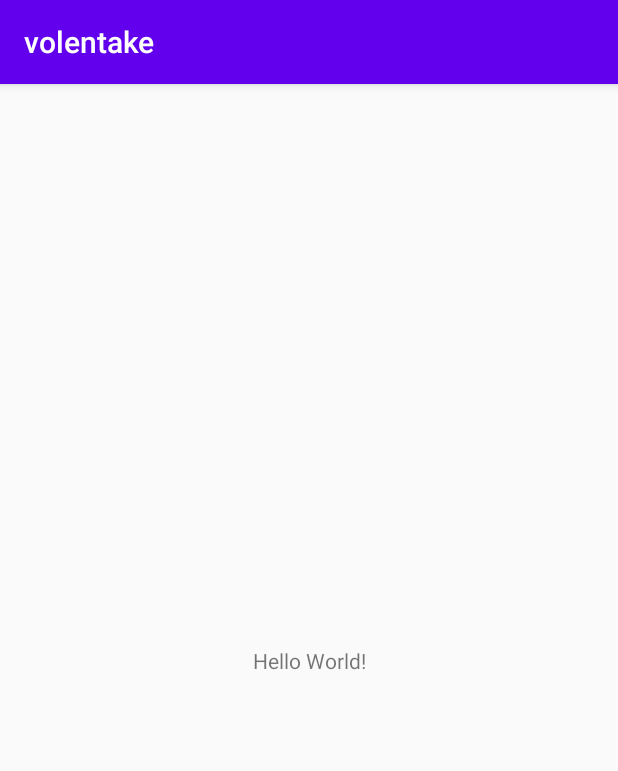
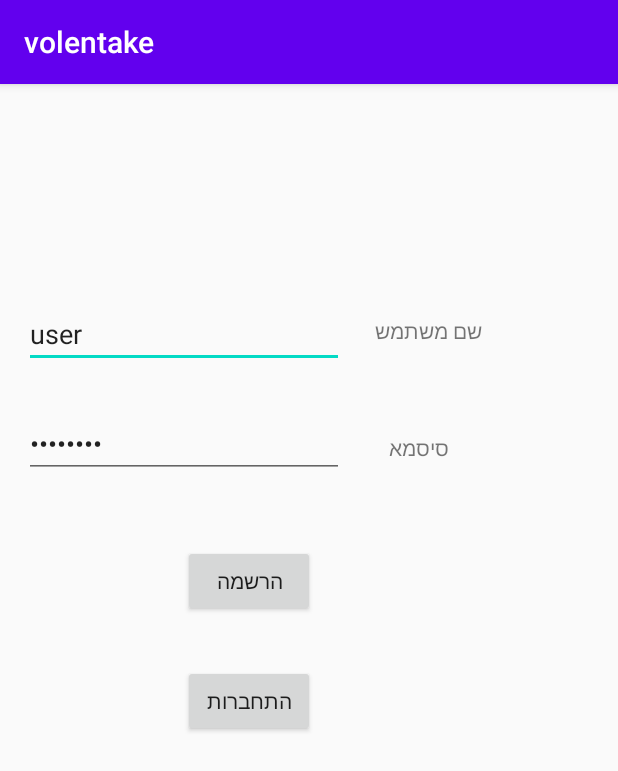
Before and after one commit to LielBerniker/volentake, an Android app: the screen it shows after launch (MainActivity), on a phone screen of 412 x 824 dp. Shown: the top 771 px of the screen. Run offline under Robolectric (Android 15) with nearby library versions, the phone set to English and light mode, and no system bars.

Commit message:
start of main page , firebase

```diff
--- a/app/src/main/AndroidManifest.xml
+++ b/app/src/main/AndroidManifest.xml
@@ -10,6 +10,9 @@
         android:supportsRtl="true"
         android:theme="@style/Theme.Volentake">
         <activity
+            android:name=".MainActivity2"
+            android:exported="false" />
+        <activity
             android:name=".MainActivity"
             android:exported="true">
             <intent-filter>
--- /dev/null
+++ b/app/src/main/java/com/example/myapplication/firebase_update.java
@@ -0,0 +1,4 @@
+package com.example.myapplication;
+
+public class firebase_update {
+}
--- a/app/src/main/java/com/example/volentake/MainActivity.java
+++ b/app/src/main/java/com/example/volentake/MainActivity.java
@@ -1,13 +1,29 @@
 package com.example.volentake;
 
+import android.content.Intent;
 import android.support.v7.app.AppCompatActivity;
 import android.os.Bundle;
+import android.view.View;
+import android.widget.EditText;
 
 public class MainActivity extends AppCompatActivity {
-
+    EditText txt_username;
+    EditText txt_pass;
     @Override
     protected void onCreate(Bundle savedInstanceState) {
         super.onCreate(savedInstanceState);
         setContentView(R.layout.activity_main);
+       txt_username =(EditText)findViewById(R.id.txtuser);
+        txt_pass =(EditText)findViewById(R.id.txtpass);
+        String user_name = txt_username.getText().toString();
+        String pass = txt_pass.getText().toString();
+    }
+
+    public void onClicklog(View view) {
+        Intent intent = new Intent(MainActivity.this,MainActivity2.class);
+        startActivity(intent);
+    }
+
+    public void onClickreg(View view) {
     }
 }
--- a/app/src/main/res/layout/activity_main.xml
+++ b/app/src/main/res/layout/activity_main.xml
@@ -7,12 +7,81 @@
     tools:context=".MainActivity">
 
     <TextView
+        android:id="@+id/textView2"
         android:layout_width="wrap_content"
         android:layout_height="wrap_content"
-        android:text="Hello World!"
+        android:text="שם משתמש"
         app:layout_constraintBottom_toBottomOf="parent"
+        app:layout_constraintHorizontal_bias="0.733"
         app:layout_constraintLeft_toLeftOf="parent"
         app:layout_constraintRight_toRightOf="parent"
-        app:layout_constraintTop_toTopOf="parent" />
+        app:layout_constraintTop_toTopOf="parent"
+        app:layout_constraintVertical_bias="0.207" />
+
+    <TextView
+        android:id="@+id/textView"
+        android:layout_width="wrap_content"
+        android:layout_height="wrap_content"
+        android:text="סיסמא"
+        app:layout_constraintBottom_toBottomOf="parent"
+        app:layout_constraintEnd_toEndOf="parent"
+        app:layout_constraintHorizontal_bias="0.698"
+        app:layout_constraintStart_toStartOf="parent"
+        app:layout_constraintTop_toTopOf="parent"
+        app:layout_constraintVertical_bias="0.311" />
+
+    <EditText
+        android:id="@+id/txtuser"
+        android:layout_width="wrap_content"
+        android:layout_height="wrap_content"
+        android:ems="10"
+        android:inputType="textPersonName"
+        android:text="user"
+        app:layout_constraintBottom_toBottomOf="parent"
+        app:layout_constraintEnd_toEndOf="parent"
+        app:layout_constraintHorizontal_bias="0.079"
+        app:layout_constraintStart_toStartOf="parent"
+        app:layout_constraintTop_toTopOf="parent"
+        app:layout_constraintVertical_bias="0.199" />
+
+    <EditText
+        android:id="@+id/txtpass"
+        android:layout_width="wrap_content"
+        android:layout_height="wrap_content"
+        android:ems="10"
+        android:inputType="textPassword"
+        android:text="password"
+        app:layout_constraintBottom_toBottomOf="parent"
+        app:layout_constraintEnd_toEndOf="parent"
+        app:layout_constraintHorizontal_bias="0.079"
+        app:layout_constraintStart_toStartOf="parent"
+        app:layout_constraintTop_toTopOf="parent"
+        app:layout_constraintVertical_bias="0.301" />
+
+    <Button
+        android:id="@+id/btnsend"
+        android:layout_width="wrap_content"
+        android:layout_height="wrap_content"
+        android:onClick="onClicklog"
+        android:text="התחברות"
+        app:layout_constraintBottom_toBottomOf="parent"
+        app:layout_constraintEnd_toEndOf="parent"
+        app:layout_constraintHorizontal_bias="0.377"
+        app:layout_constraintStart_toStartOf="parent"
+        app:layout_constraintTop_toTopOf="parent"
+        app:layout_constraintVertical_bias="0.538" />
+
+    <Button
+        android:id="@+id/btnreg"
+        android:layout_width="wrap_content"
+        android:layout_height="wrap_content"
+        android:onClick="onClickreg"
+        android:text="הרשמה"
+        app:layout_constraintBottom_toBottomOf="parent"
+        app:layout_constraintEnd_toEndOf="parent"
+        app:layout_constraintHorizontal_bias="0.377"
+        app:layout_constraintStart_toStartOf="parent"
+        app:layout_constraintTop_toTopOf="parent"
+        app:layout_constraintVertical_bias="0.427" />
 
 </android.support.constraint.ConstraintLayout>
```
Also changed, not shown: app/src/main/java/com/example/myapplication/Assoc_user.java (+10 -1 lines), app/src/main/java/com/example/myapplication/Association_user.java (+9 -0 lines), app/src/main/java/com/example/myapplication/Vol_user.java (+23 -1 lines), app/src/main/java/com/example/myapplication/Volunteer_user.java (+20 -1 lines), app/src/main/java/com/example/volentake/MainActivity2.java (added, +13 -0 lines), app/src/main/res/layout/activity_main2.xml (added, +9 -0 lines), 1 other file.
